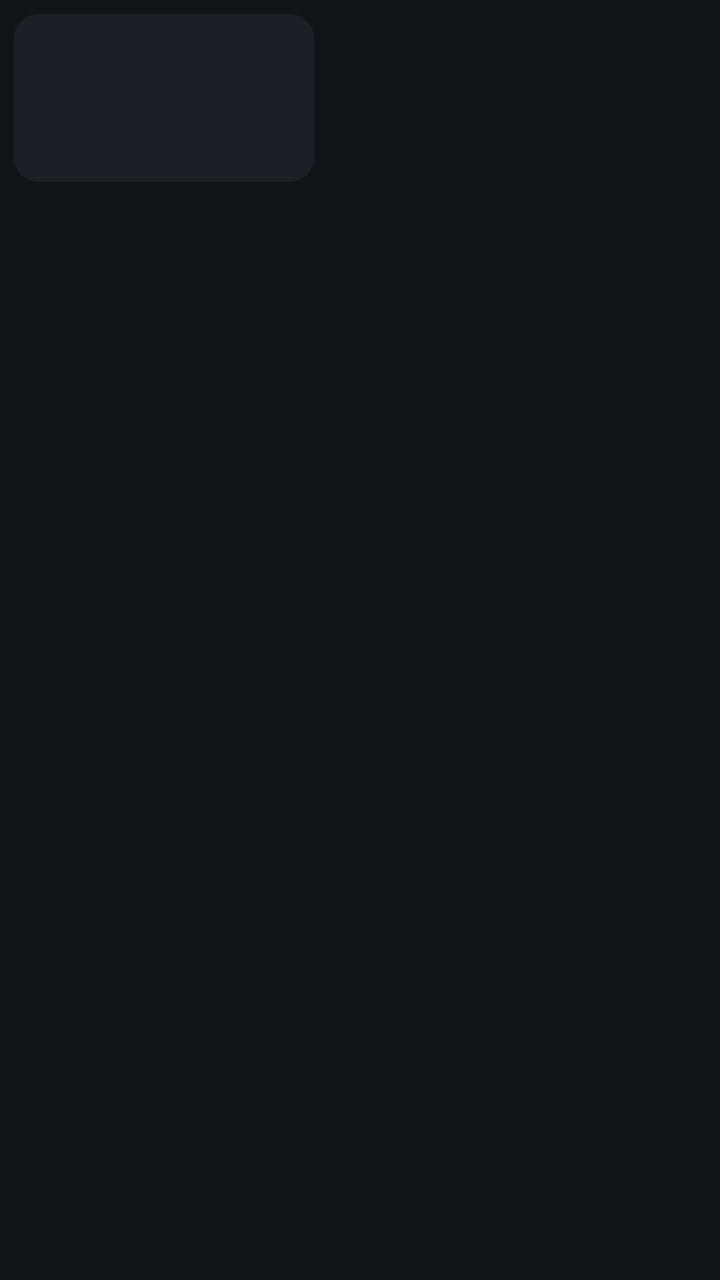
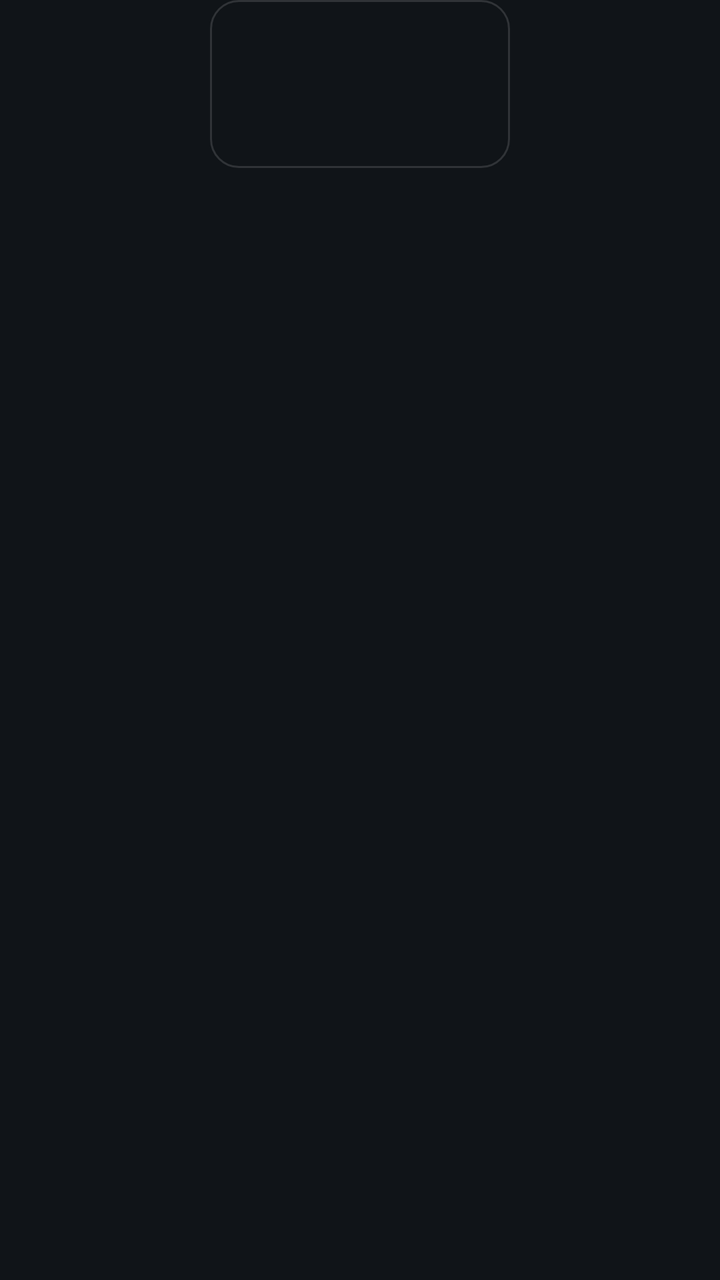

Compare the two renders of this Android layout. The source of the first and the diff that turns it into the second are given below.
<!-- AndroidManifest.xml: application theme LauncherTheme -->
<!-- res/layout/item_app.xml -->
<?xml version="1.0" encoding="utf-8"?>
<LinearLayout xmlns:android="http://schemas.android.com/apk/res/android"
    android:layout_width="164dp"
    android:layout_height="wrap_content"
    android:orientation="vertical"
    android:focusable="true"
    android:clickable="true"
    android:longClickable="true"
    android:padding="7dp">

    <FrameLayout
        android:id="@+id/frame"
        android:layout_width="150dp"
        android:layout_height="84dp"
        android:background="@drawable/tile_bg"
        android:foreground="@drawable/tile_selector"
        android:duplicateParentState="true">

        <ImageView
            android:id="@+id/banner"
            android:layout_width="match_parent"
            android:layout_height="match_parent"
            android:scaleType="fitCenter"
            android:visibility="gone" />

        <ImageView
            android:id="@+id/icon"
            android:layout_width="52dp"
            android:layout_height="52dp"
            android:layout_gravity="center"
            android:scaleType="fitCenter" />
    </FrameLayout>

    <TextView
        android:id="@+id/label"
        android:layout_width="150dp"
        android:layout_height="wrap_content"
        android:layout_marginTop="6dp"
        android:gravity="center"
        android:singleLine="true"
        android:ellipsize="end"
        android:textColor="@color/text"
        android:textSize="15sp"
        android:shadowColor="#CC000000"
        android:shadowRadius="4" />
</LinearLayout>
<!-- resources referenced by this layout -->
<resources>
  <color name="text">#FFF2F4F6</color>
  <!-- drawable tile_bg (drawable) -->
  <?xml version="1.0" encoding="utf-8"?>
  <shape xmlns:android="http://schemas.android.com/apk/res/android" android:shape="rectangle">
      <solid android:color="#B31E252C" />
      <corners android:radius="12dp" />
  </shape>
  <!-- drawable tile_selector (drawable) -->
  <?xml version="1.0" encoding="utf-8"?>
  <selector xmlns:android="http://schemas.android.com/apk/res/android">
      <item android:state_focused="true">
          <shape android:shape="rectangle">
              <solid android:color="#00000000" />
              <stroke android:width="4dp" android:color="@color/accent" />
              <corners android:radius="14dp" />
          </shape>
      </item>
      <item android:state_selected="true">
          <shape android:shape="rectangle">
              <solid android:color="#00000000" />
              <stroke android:width="4dp" android:color="@color/accent" />
              <corners android:radius="14dp" />
          </shape>
      </item>
      <item>
          <shape android:shape="rectangle">
              <solid android:color="#00000000" />
          </shape>
      </item>
  </selector>
  <style name="LauncherTheme" parent="@android:style/Theme.Material.NoActionBar">
          <item name="android:windowBackground">@color/bg</item>
          <item name="android:windowShowWallpaper">false</item>
          <item name="android:windowNoTitle">true</item>
          <item name="android:windowFullscreen">true</item>
          <item name="android:windowAnimationStyle">@null</item>
          <item name="android:colorAccent">@color/accent</item>
      </style>
  <color name="accent">#FF4FC3F7</color>
  <color name="bg">#FF101418</color>
</resources>

<!-- the commit's change to res/layout/item_app.xml (unified diff, before → after) -->
@@ -1,18 +1,21 @@
 <?xml version="1.0" encoding="utf-8"?>
 <LinearLayout xmlns:android="http://schemas.android.com/apk/res/android"
-    android:layout_width="164dp"
+    android:layout_width="wrap_content"
     android:layout_height="wrap_content"
     android:orientation="vertical"
+    android:gravity="center_horizontal"
     android:focusable="true"
     android:clickable="true"
     android:longClickable="true"
-    android:padding="7dp">
+    android:clipChildren="false"
+    android:paddingLeft="8dp"
+    android:paddingRight="8dp">
 
+    
     <FrameLayout
         android:id="@+id/frame"
         android:layout_width="150dp"
         android:layout_height="84dp"
-        android:background="@drawable/tile_bg"
         android:foreground="@drawable/tile_selector"
         android:duplicateParentState="true">
 
@@ -20,27 +23,29 @@
             android:id="@+id/banner"
             android:layout_width="match_parent"
             android:layout_height="match_parent"
-            android:scaleType="fitCenter"
+            android:scaleType="centerCrop"
             android:visibility="gone" />
 
         <ImageView
             android:id="@+id/icon"
-            android:layout_width="52dp"
-            android:layout_height="52dp"
+            android:layout_width="48dp"
+            android:layout_height="48dp"
             android:layout_gravity="center"
             android:scaleType="fitCenter" />
     </FrameLayout>
 
+    
     <TextView
         android:id="@+id/label"
-        android:layout_width="150dp"
+        android:layout_width="172dp"
         android:layout_height="wrap_content"
-        android:layout_marginTop="6dp"
+        android:layout_marginTop="12dp"
         android:gravity="center"
         android:singleLine="true"
         android:ellipsize="end"
-        android:textColor="@color/text"
-        android:textSize="15sp"
+        android:alpha="0"
+        android:textColor="#FFFFFFFF"
+        android:textSize="16sp"
         android:shadowColor="#CC000000"
         android:shadowRadius="4" />
 </LinearLayout>
<!-- resource entries referenced after the edit -->
@@ -1,32 +1,20 @@
 <!-- resources referenced by this layout -->
 <resources>
-  <color name="text">#FFF2F4F6</color>
-  <!-- drawable tile_bg (drawable) -->
-  <?xml version="1.0" encoding="utf-8"?>
-  <shape xmlns:android="http://schemas.android.com/apk/res/android" android:shape="rectangle">
-      <solid android:color="#B31E252C" />
-      <corners android:radius="12dp" />
-  </shape>
   <!-- drawable tile_selector (drawable) -->
   <?xml version="1.0" encoding="utf-8"?>
   <selector xmlns:android="http://schemas.android.com/apk/res/android">
       <item android:state_focused="true">
           <shape android:shape="rectangle">
               <solid android:color="#00000000" />
-              <stroke android:width="4dp" android:color="@color/accent" />
-              <corners android:radius="14dp" />
-          </shape>
-      </item>
-      <item android:state_selected="true">
-          <shape android:shape="rectangle">
-              <solid android:color="#00000000" />
-              <stroke android:width="4dp" android:color="@color/accent" />
+              <stroke android:width="3dp" android:color="#FFFFFFFF" />
               <corners android:radius="14dp" />
           </shape>
       </item>
       <item>
           <shape android:shape="rectangle">
               <solid android:color="#00000000" />
+              <stroke android:width="1dp" android:color="#22FFFFFF" />
+              <corners android:radius="14dp" />
           </shape>
       </item>
   </selector>
